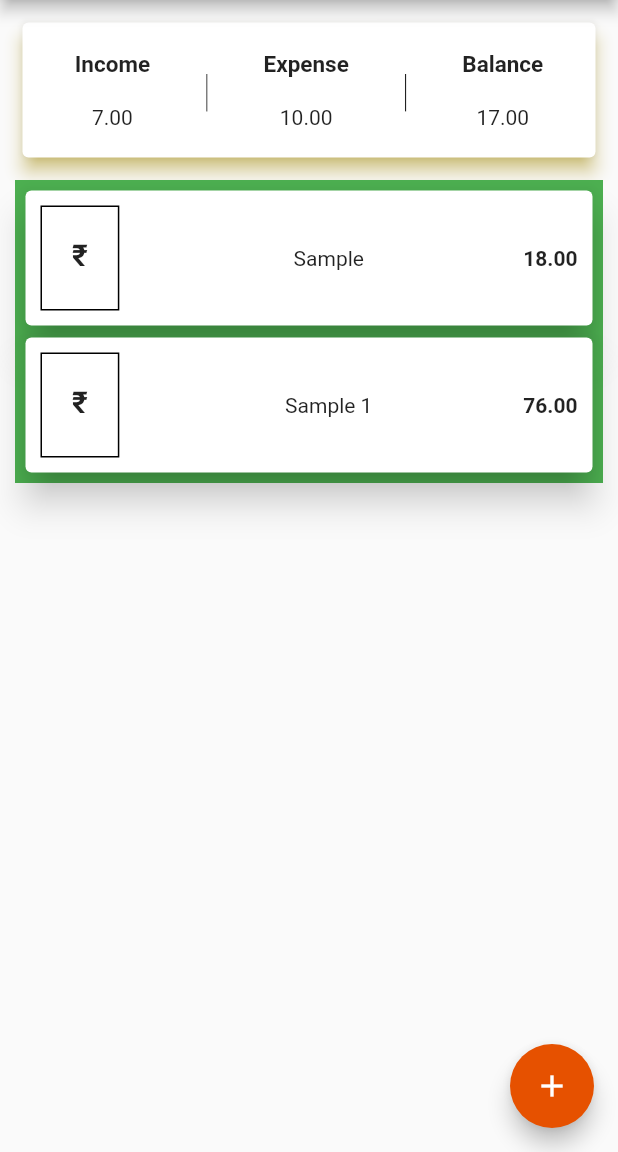
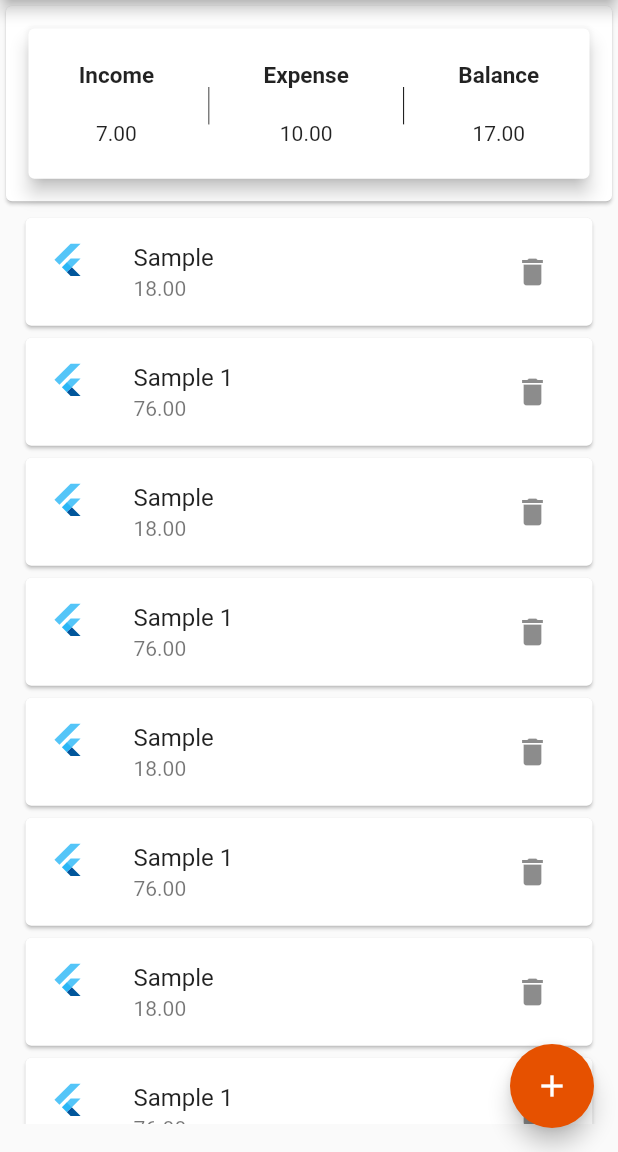
Before and after one commit to DevendraJ/xpenso, a Flutter app: the screen it shows after launch, on a phone screen of 412 x 824 dp, the part 84-1236 px from its top. Run offline on Flutter 3.47's test engine with Material 2 defaults, Android fonts, the light colour scheme and no system bars.

Commit message:
Styling for existing widgets.

```diff
--- a/lib/main.dart
+++ b/lib/main.dart
@@ -1,5 +1,4 @@
 import 'package:flutter/material.dart';
-import 'package:xpenso/model/transaction.dart';
 import 'package:xpenso/utility/data_store.dart';
 import 'package:xpenso/widgets/month_overview.dart';
 import 'package:xpenso/widgets/transaction_list.dart';
@@ -30,22 +29,44 @@ class MyHomePage extends StatefulWidget {
 }
 
 class _MyHomePageState extends State<MyHomePage> {
+  var appBar = AppBar(
+    title: Text('Xpenso'),
+  );
+
   var _userTransactions = DataStore.txList;
   var income = DataStore.txSum['income'];
   var expense = DataStore.txSum['expense'];
   var balance = DataStore.txSum['balance'];
 
+  void _removeTransaction(int txId) {
+    DataStore.removeTx(txId);
+    setState(() {
+      _userTransactions = DataStore.txList;
+    });
+  }
+
   @override
   Widget build(BuildContext context) {
+    var remainingHeight = MediaQuery.of(context).size.height -
+        MediaQuery.of(context).padding.top -
+        appBar.preferredSize.height;
+
     return Scaffold(
-      appBar: AppBar(
-        title: Text('Xpenso'),
-      ),
+      appBar: appBar,
       body: Column(
         children: [
-          MonthOverview(income, expense, balance),
-          TransactionList(
-            txList: _userTransactions,
+          Container(
+            child: MonthOverview(income, expense, balance),
+            height: remainingHeight * 0.18,
+          ),
+          Container(
+            child: TransactionList(
+              txList: _userTransactions,
+              onPressed: _removeTransaction,
+            ),
+            height: remainingHeight * 0.8,
+            padding: EdgeInsets.all(3),
+            margin: EdgeInsets.only(left: 10, right: 10, bottom: 10),
           ),
         ],
       ),
--- a/lib/utility/data_store.dart
+++ b/lib/utility/data_store.dart
@@ -14,6 +14,66 @@ class DataStore {
       amount: 76,
       date: DateTime(2020, 10, 10),
     ),
+    Transaction(
+      id: 2,
+      title: "Sample",
+      amount: 18,
+      date: DateTime(2020, 10, 10),
+    ),
+    Transaction(
+      id: 3,
+      title: "Sample 1",
+      amount: 76,
+      date: DateTime(2020, 10, 10),
+    ),
+    Transaction(
+      id: 4,
+      title: "Sample",
+      amount: 18,
+      date: DateTime(2020, 10, 10),
+    ),
+    Transaction(
+      id: 5,
+      title: "Sample 1",
+      amount: 76,
+      date: DateTime(2020, 10, 10),
+    ),
+    Transaction(
+      id: 6,
+      title: "Sample",
+      amount: 18,
+      date: DateTime(2020, 10, 10),
+    ),
+    Transaction(
+      id: 7,
+      title: "Sample 1",
+      amount: 76,
+      date: DateTime(2020, 10, 10),
+    ),
+    Transaction(
+      id: 8,
+      title: "Sample",
+      amount: 18,
+      date: DateTime(2020, 10, 10),
+    ),
+    Transaction(
+      id: 9,
+      title: "Sample 1",
+      amount: 76,
+      date: DateTime(2020, 10, 10),
+    ),
+    Transaction(
+      id: 10,
+      title: "Sample",
+      amount: 18,
+      date: DateTime(2020, 10, 10),
+    ),
+    Transaction(
+      id: 11,
+      title: "Sample 1",
+      amount: 76,
+      date: DateTime(2020, 10, 10),
+    ),
   ];
 
   static Map<String, double> _txSummation = {
@@ -23,7 +83,11 @@ class DataStore {
   };
 
   static List<Transaction> get txList {
-    return DataStore._transactions;
+    return _transactions;
+  }
+
+  static void removeTx(int txId) {
+    _transactions.removeWhere((tx) => tx.id == txId);
   }
 
   static Map<String, double> get txSum {
--- a/lib/widgets/month_overview.dart
+++ b/lib/widgets/month_overview.dart
@@ -1,5 +1,3 @@
-import 'dart:ffi';
-
 import 'package:flutter/material.dart';
 
 class MonthOverview extends StatelessWidget {
@@ -11,10 +9,8 @@ class MonthOverview extends StatelessWidget {
 
   @override
   Widget build(BuildContext context) {
-    return Container(
-      height: 120,
+    return Card(
       child: Card(
-        shadowColor: Colors.yellowAccent.shade700,
         elevation: 5,
         margin: EdgeInsets.all(15),
         child: Row(
--- a/lib/widgets/transaction_list.dart
+++ b/lib/widgets/transaction_list.dart
@@ -4,51 +4,27 @@ import 'package:xpenso/model/transaction.dart';
 class TransactionList extends StatelessWidget {
   final List<Transaction> txList;
 
-  TransactionList({this.txList});
+  final Function onPressed;
+
+  TransactionList({this.txList, this.onPressed});
 
   @override
   Widget build(BuildContext context) {
     return Container(
-      padding: EdgeInsets.all(3),
-      margin: EdgeInsets.only(left: 10, right: 10, bottom: 10),
-      color: Colors.green,
-      child: Column(
+      child: ListView(
         children: [
           ...txList.map((tx) {
             return Card(
-              elevation: 10,
-              child: Row(
-                mainAxisAlignment: MainAxisAlignment.spaceBetween,
-                children: [
-                  Container(
-                    margin: EdgeInsets.all(10),
-                    padding: EdgeInsets.all(20),
-                    height: 70,
-                    child: Text(
-                      '₹',
-                      style: TextStyle(
-                        fontWeight: FontWeight.bold,
-                        fontSize: 20,
-                      ),
-                    ),
-                    decoration: BoxDecoration(
-                      border: Border.all(
-                        style: BorderStyle.solid,
-                        color: Colors.black,
-                      ),
-                    ),
-                  ),
-                  Text(tx.title),
-                  Container(
-                    margin: EdgeInsets.only(right: 10),
-                    child: Text(
-                      tx.amount.toStringAsFixed(2),
-                      style: TextStyle(
-                        fontWeight: FontWeight.bold,
-                      ),
-                    ),
-                  )
-                ],
+              child: ListTile(
+                title: Text(tx.title),
+                subtitle: Text(tx.amount.toStringAsFixed(2)),
+                leading: FlutterLogo(),
+                trailing: IconButton(
+                  icon: Icon(Icons.delete),
+                  onPressed: () {
+                    onPressed(tx.id);
+                  },
+                ),
               ),
             );
           })
```
